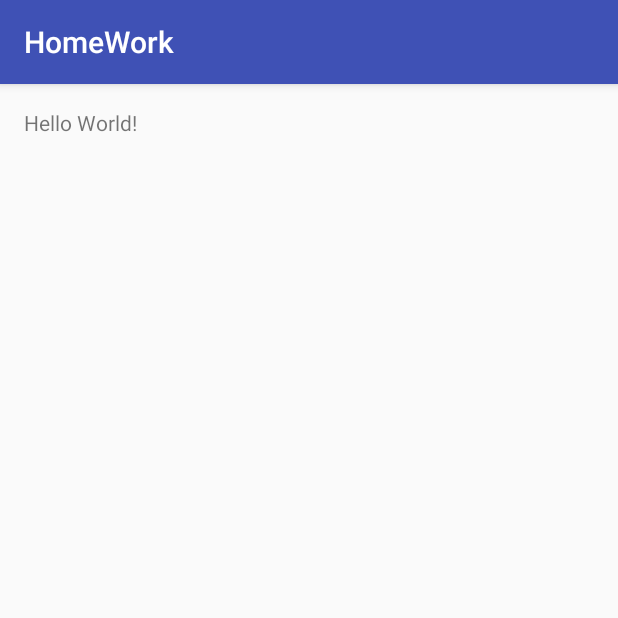
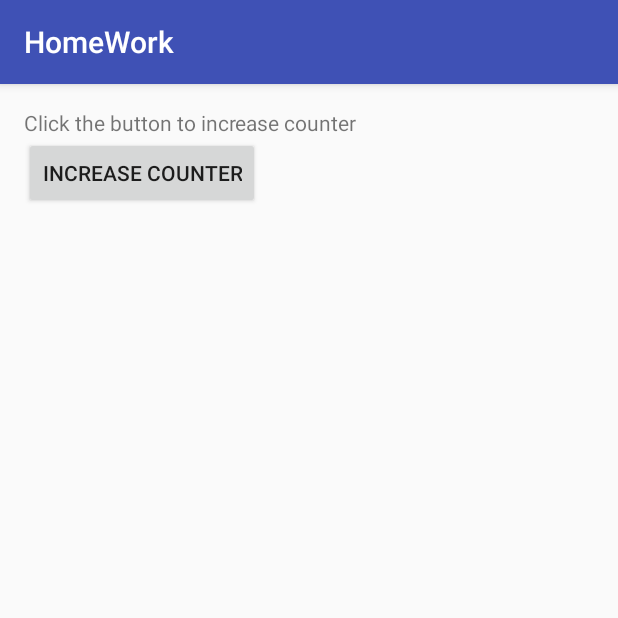
Before and after one commit to zeusapps/GoIT, an Android app: the screen it shows after launch (MainActivity), on a phone screen of 412 x 824 dp, the top half of it. Run offline under Robolectric (Android 15) with nearby library versions, the phone set to English and light mode, and no system bars.

Commit message:
updated UI

```diff
--- a/Android/HomeWork001/app/src/main/res/layout/activity_main.xml
+++ b/Android/HomeWork001/app/src/main/res/layout/activity_main.xml
@@ -13,5 +13,16 @@
     <TextView
         android:layout_width="wrap_content"
         android:layout_height="wrap_content"
-        android:text="Hello World!" />
+        android:text="Click the button to increase counter"
+        android:id="@+id/counterTextView" />
+
+    <Button
+        android:text="Increase counter"
+        android:layout_width="wrap_content"
+        android:layout_height="wrap_content"
+        android:layout_below="@+id/counterTextView"
+        android:layout_alignParentLeft="true"
+        android:layout_alignParentStart="true"
+        android:id="@+id/counterButton"
+        android:onClick="onIncCounterClick (MainActivity)" />
 </RelativeLayout>
```
